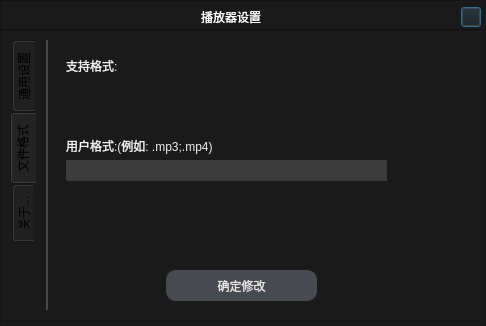
The window that dlgoption.ui (zhxin999/weplayer) describes before a commit, drawn with Qt 5.
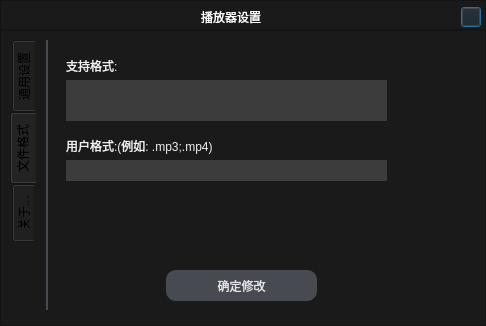
The same window after the commit. The open tabs and pages were chosen to show the change. Icons and pictures are not drawn.

Commit message: 支持向平台查询升级版本

```diff
--- a/dlgoption.ui
+++ b/dlgoption.ui
@@ -296,7 +296,8 @@
              </rect>
             </property>
             <property name="styleSheet">
-             <string notr="true">background-color: rgba(0, 0, 0, 0);color:#F0F0F0</string>
+             <string notr="true">background-color: rgba(60, 60, 60, 255);color:#F0F0F0;border-width:0px;
+border-color: rgba(60, 60, 60, 255);</string>
             </property>
             <property name="readOnly">
              <bool>true</bool>
```
Left out of the diff: 4 changed lines with no effect on the pictures. The commit also changes 2 other files.
